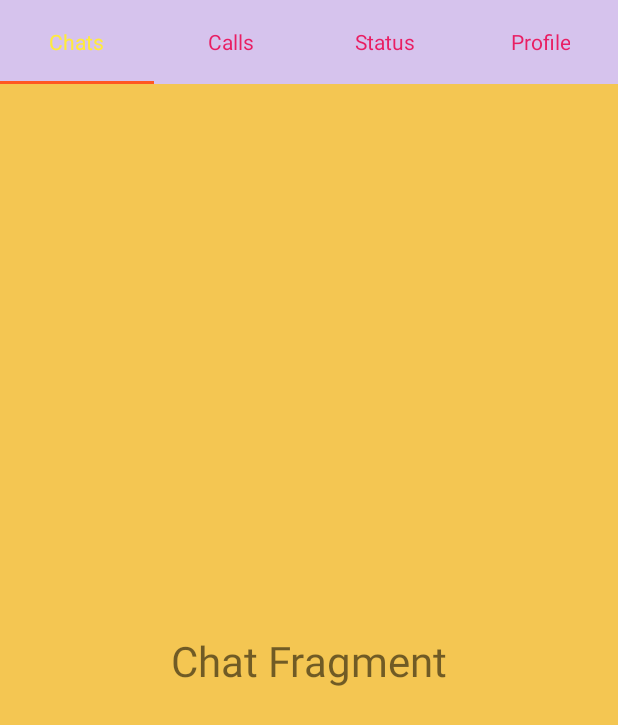
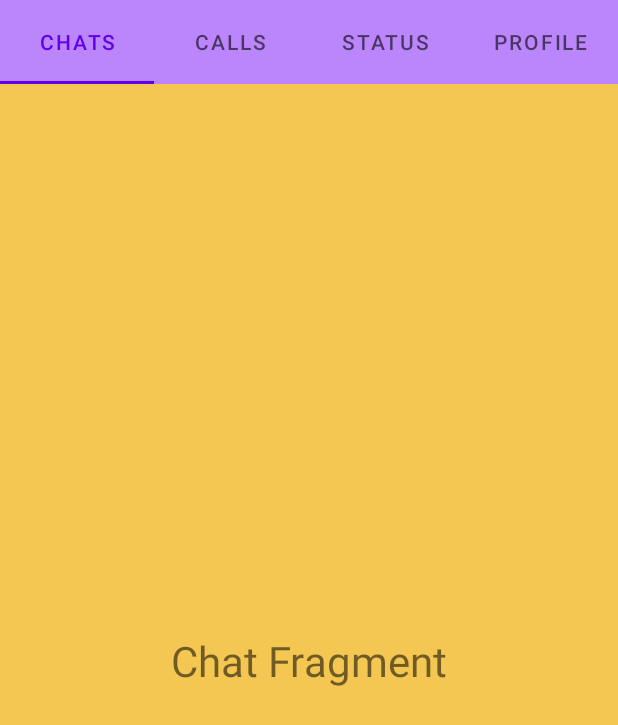
Before and after one commit to alihaider63/ViewPagerwithFragments, an Android app: the screen it shows after launch (PagerViewActivity), on a phone screen of 412 x 824 dp. Shown: the top 725 px of the screen. Run offline under Robolectric (Android 15) with nearby library versions, the phone set to English and light mode, and no system bars.

Commit message:
Update activity_pagerview.xml

```diff
--- a/app/src/main/res/layout/activity_pagerview.xml
+++ b/app/src/main/res/layout/activity_pagerview.xml
@@ -9,16 +9,10 @@
 
     <com.google.android.material.tabs.TabLayout
         android:id="@+id/tabs"
+        android:background="@color/purple_200"
         android:layout_width="match_parent"
         android:layout_height="?android:attr/actionBarSize"
         app:tabMode="fixed"
-        app:tabRippleColor="@android:color/transparent"
-        app:tabTextAppearance="@android:style/TextAppearance.Widget.TabWidget"
-        app:tabIndicatorAnimationDuration="@integer/material_motion_duration_long_2"
-        android:background="#D6C3ED"
-        app:tabTextColor="#E91E63"
-        app:tabSelectedTextColor="#FFEB3B"
-        app:tabIndicatorColor="#FF5722"
         app:tabGravity="fill" />
 
     <androidx.viewpager.widget.ViewPager
```
